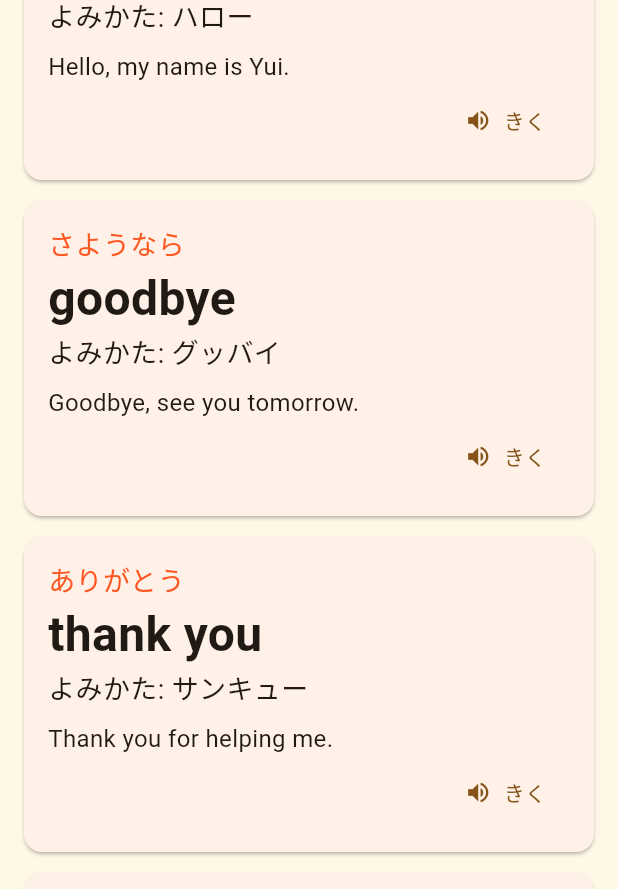
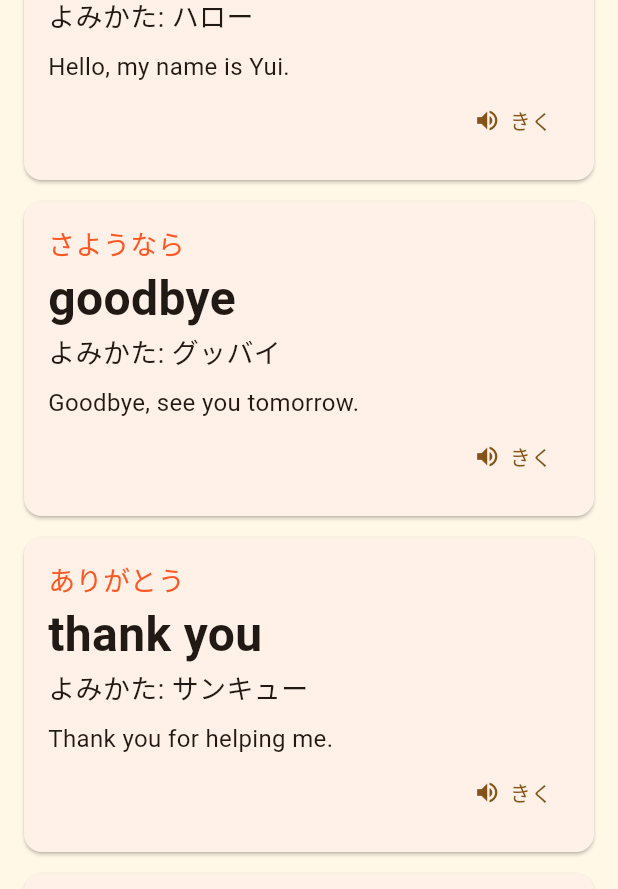
Before and after one commit to shigehiko-sugeda/langua-quest, a Flutter app: the screen it shows after launch, after a tap on "今日のレッスンをはじめる", on a phone screen of 412 x 824 dp. Shown: the part 243-1132 px from the top of the screen. Run offline on Flutter 3.47's test engine with Material 3 defaults, Android fonts, the phone set to English and light mode, and no system bars; our stand-ins replace flutter_tts, shared_preferences.

Commit message:
FixStabilize button text layout on web

```diff
--- a/lib/screens/home_screen.dart
+++ b/lib/screens/home_screen.dart
@@ -28,7 +28,10 @@ class _HomeScreenState extends State<HomeScreen> {
   }
 
   Future<void> _load() async {
-    final results = await Future.wait([_repo.loadWords(_languageCode), _store.load(_languageCode)]);
+    final results = await Future.wait([
+      _repo.loadWords(_languageCode),
+      _store.load(_languageCode),
+    ]);
     setState(() {
       _words = results[0] as List<VocabWord>;
       _progress = results[1] as CourseProgress;
@@ -37,16 +40,50 @@ class _HomeScreenState extends State<HomeScreen> {
 
   Future<void> _openLesson() async {
     await Navigator.of(context).push(MaterialPageRoute(
-      builder: (_) => LessonScreen(languageCode: _languageCode, words: _words, progress: _progress),
+      builder: (_) => LessonScreen(
+        languageCode: _languageCode,
+        words: _words,
+        progress: _progress,
+      ),
     ));
     await _load();
   }
 
   Future<void> _openReview() async {
     await Navigator.of(context).push(MaterialPageRoute(
-      builder: (_) => ReviewScreen(languageCode: _languageCode, words: _words, progress: _progress),
+      builder: (_) => ReviewScreen(
+        languageCode: _languageCode,
+        words: _words,
+        progress: _progress,
+      ),
     ));
     await _load();
+  }
+
+  Widget _actionButton({
+    required VoidCallback? onPressed,
+    required IconData icon,
+    required String label,
+  }) {
+    return ElevatedButton(
+      onPressed: onPressed,
+      child: Row(
+        mainAxisAlignment: MainAxisAlignment.center,
+        children: [
+          Icon(icon),
+          const SizedBox(width: 8),
+          Flexible(
+            child: Text(
+              label,
+              maxLines: 2,
+              overflow: TextOverflow.ellipsis,
+              textAlign: TextAlign.center,
+              textWidthBasis: TextWidthBasis.parent,
+            ),
+          ),
+        ],
+      ),
+    );
   }
 
   @override
@@ -58,7 +95,8 @@ class _HomeScreenState extends State<HomeScreen> {
         child: Column(
           crossAxisAlignment: CrossAxisAlignment.stretch,
           children: [
-            const Text('まなぶ言語をえらぼう', style: TextStyle(fontSize: 24, fontWeight: FontWeight.bold)),
+            const Text('まなぶ言語をえらぼう',
+                style: TextStyle(fontSize: 24, fontWeight: FontWeight.bold)),
             const SizedBox(height: 12),
             SegmentedButton<String>(
               segments: const [
@@ -81,15 +119,26 @@ class _HomeScreenState extends State<HomeScreen> {
                   children: [
                     _Stat(label: 'れんぞく', value: '${_progress.streak}日'),
                     _Stat(label: 'おぼえた', value: '${_progress.learnedCount}語'),
-                    _Stat(label: 'ふくしゅう', value: '${_progress.missedWords.length}語'),
+                    _Stat(
+                      label: 'ふくしゅう',
+                      value: '${_progress.missedWords.length}語',
+                    ),
                   ],
                 ),
               ),
             ),
             const SizedBox(height: 24),
-            ElevatedButton.icon(onPressed: _words.isEmpty ? null : _openLesson, icon: const Icon(Icons.play_arrow), label: const Text('今日のレッスンをはじめる')),
+            _actionButton(
+              onPressed: _words.isEmpty ? null : _openLesson,
+              icon: Icons.play_arrow,
+              label: '今日のレッスンをはじめる',
+            ),
             const SizedBox(height: 14),
-            ElevatedButton.icon(onPressed: _progress.missedWords.isEmpty ? null : _openReview, icon: const Icon(Icons.refresh), label: const Text('まちがえた単語をふくしゅう')),
+            _actionButton(
+              onPressed: _progress.missedWords.isEmpty ? null : _openReview,
+              icon: Icons.refresh,
+              label: 'まちがえた単語をふくしゅう',
+            ),
             const Spacer(),
             const Text('広告なし・ログインなし・オフラインで使えます', textAlign: TextAlign.center),
           ],
@@ -104,5 +153,11 @@ class _Stat extends StatelessWidget {
   final String label;
   final String value;
   @override
-  Widget build(BuildContext context) => Column(children: [Text(value, style: const TextStyle(fontSize: 24, fontWeight: FontWeight.bold)), Text(label)]);
+  Widget build(BuildContext context) => Column(children: [
+        Text(
+          value,
+          style: const TextStyle(fontSize: 24, fontWeight: FontWeight.bold),
+        ),
+        Text(label),
+      ]);
 }
--- a/lib/screens/lesson_screen.dart
+++ b/lib/screens/lesson_screen.dart
@@ -6,17 +6,36 @@ import '../services/speech_service.dart';
 import 'quiz_screen.dart';
 
 class LessonScreen extends StatelessWidget {
-  LessonScreen({super.key, required this.languageCode, required this.words, required this.progress});
+  LessonScreen({
+    super.key,
+    required this.languageCode,
+    required this.words,
+    required this.progress,
+  });
 
   final String languageCode;
   final List<VocabWord> words;
   final CourseProgress progress;
   final SpeechService _speech = SpeechService();
 
+  Widget _buttonLabel(String label) {
+    return SizedBox(
+      width: double.infinity,
+      child: Text(
+        label,
+        maxLines: 2,
+        overflow: TextOverflow.ellipsis,
+        textAlign: TextAlign.center,
+        textWidthBasis: TextWidthBasis.parent,
+      ),
+    );
+  }
+
   @override
   Widget build(BuildContext context) {
     final start = (progress.completedLessons * 10) % words.length;
-    final lessonWords = List.generate(10, (index) => words[(start + index) % words.length]);
+    final lessonWords =
+        List.generate(10, (index) => words[(start + index) % words.length]);
     return Scaffold(
       appBar: AppBar(title: const Text('今日の10語')),
       body: ListView.builder(
@@ -27,10 +46,18 @@ class LessonScreen extends StatelessWidget {
             return Padding(
               padding: const EdgeInsets.symmetric(vertical: 16),
               child: ElevatedButton(
-                onPressed: () => Navigator.of(context).pushReplacement(MaterialPageRoute(
-                  builder: (_) => QuizScreen(languageCode: languageCode, lessonWords: lessonWords, allWords: words, progress: progress, isReview: false),
-                )),
-                child: const Text('クイズへすすむ'),
+                onPressed: () => Navigator.of(context).pushReplacement(
+                  MaterialPageRoute(
+                    builder: (_) => QuizScreen(
+                      languageCode: languageCode,
+                      lessonWords: lessonWords,
+                      allWords: words,
+                      progress: progress,
+                      isReview: false,
+                    ),
+                  ),
+                ),
+                child: _buttonLabel('クイズへすすむ'),
               ),
             );
           }
@@ -39,17 +66,48 @@ class LessonScreen extends StatelessWidget {
             margin: const EdgeInsets.only(bottom: 14),
             child: Padding(
               padding: const EdgeInsets.all(16),
-              child: Column(crossAxisAlignment: CrossAxisAlignment.start, children: [
-                Text(word.japanese, style: const TextStyle(fontSize: 18, color: Colors.deepOrange)),
-                Text(word.target, style: const TextStyle(fontSize: 32, fontWeight: FontWeight.bold)),
-                Text('よみかた: ${word.pronunciation}', style: const TextStyle(fontSize: 18)),
-                const SizedBox(height: 8),
-                Text(word.example, style: const TextStyle(fontSize: 16)),
-                Align(
-                  alignment: Alignment.centerRight,
-                  child: TextButton.icon(onPressed: () => _speech.speak(word.target, languageCode), icon: const Icon(Icons.volume_up), label: const Text('きく')),
-                ),
-              ]),
+              child: Column(
+                crossAxisAlignment: CrossAxisAlignment.start,
+                children: [
+                  Text(
+                    word.japanese,
+                    style: const TextStyle(
+                      fontSize: 18,
+                      color: Colors.deepOrange,
+                    ),
+                  ),
+                  Text(
+                    word.target,
+                    style: const TextStyle(
+                      fontSize: 32,
+                      fontWeight: FontWeight.bold,
+                    ),
+                  ),
+                  Text(
+                    'よみかた: ${word.pronunciation}',
+                    style: const TextStyle(fontSize: 18),
+                  ),
+                  const SizedBox(height: 8),
+                  Text(word.example, style: const TextStyle(fontSize: 16)),
+                  Align(
+                    alignment: Alignment.centerRight,
+                    child: TextButton(
+                      onPressed: () => _speech.speak(word.target, languageCode),
+                      child: const Row(
+                        mainAxisSize: MainAxisSize.min,
+                        children: [
+                          Icon(Icons.volume_up),
+                          SizedBox(width: 6),
+                          Text(
+                            'きく',
+                            textWidthBasis: TextWidthBasis.parent,
+                          ),
+                        ],
+                      ),
+                    ),
+                  ),
+                ],
+              ),
             ),
           );
         },
```
